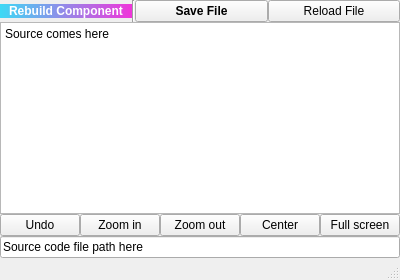
This is qiskit_metal/_gui/edit_source_ui.ui in qiskit-community/qiskit-metal as Qt 5 draws it before an edit. The edited form follows.
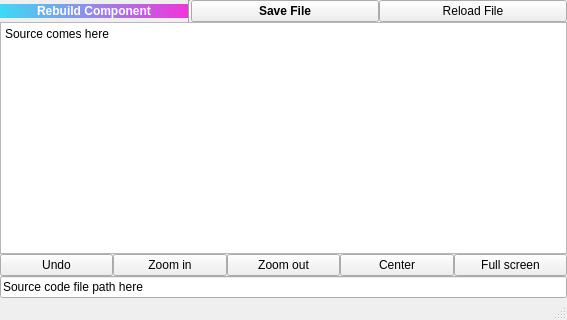
This is the edited form. Icons and pictures are not drawn. Custom widgets are drawn as their Qt base class.

Diff of the .ui file:
```diff
--- a/qiskit_metal/_gui/edit_source_ui.ui
+++ b/qiskit_metal/_gui/edit_source_ui.ui
@@ -2,6 +2,14 @@
 <ui version="4.0">
  <class>EditSource</class>
  <widget class="QMainWindow" name="EditSource">
+  <property name="geometry">
+   <rect>
+    <x>0</x>
+    <y>0</y>
+    <width>567</width>
+    <height>320</height>
+   </rect>
+  </property>
   <property name="windowTitle">
    <string>Edit source code</string>
   </property>
```
Left out of the diff: 2 changed lines with no effect on the pictures.
